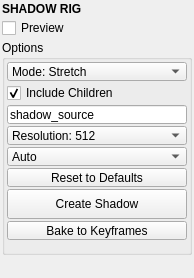
The window that mayatk/rig_utils/shadow_rig.ui (m3trik/mayatk) describes before a commit, drawn with Qt 5.
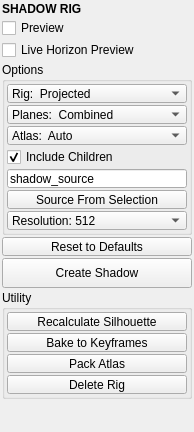
The same window after the commit. Custom widgets are drawn as their Qt base class.

Commit message: RenderEffects, Key Stash, the projected/horizon shadow rig with live preview, exporter progress with an in-place check override and bake-range dial; scratch-export bracket; runner closes stdin

The edit to the form file:
```diff
--- a/mayatk/rig_utils/shadow_rig.ui
+++ b/mayatk/rig_utils/shadow_rig.ui
@@ -7,7 +7,7 @@
     <x>0</x>
     <y>0</y>
     <width>194</width>
-    <height>265</height>
+    <height>300</height>
    </rect>
   </property>
   <property name="windowTitle">
@@ -50,6 +50,13 @@
       </property>
      </widget>
     </item>
+    <item>
+     <widget class="QCheckBox" name="chk_horizon_preview">
+      <property name="text">
+       <string>Live Horizon Preview</string>
+      </property>
+     </widget>
+    </item>
     <item>
      <widget class="QGroupBox" name="groupBox">
       <property name="sizePolicy">
@@ -78,7 +85,7 @@
         <number>2</number>
        </property>
        <item>
-        <widget class="QComboBox" name="cmb_mode">
+        <widget class="ComboBox" name="cmb_type">
          <property name="minimumSize">
           <size>
            <width>0</width>
@@ -91,14 +98,80 @@
            <height>19</height>
           </size>
          </property>
+         <property name="currentIndex">
+          <number>0</number>
+         </property>
          <item>
           <property name="text">
-           <string>Mode: Stretch</string>
+           <string>Rig:  Projected</string>
           </property>
          </item>
          <item>
           <property name="text">
-           <string>Mode: Orbit</string>
+           <string>Rig:  Horizon</string>
+          </property>
+         </item>
+        </widget>
+       </item>
+       <item>
+        <widget class="ComboBox" name="cmb_planes">
+         <property name="minimumSize">
+          <size>
+           <width>0</width>
+           <height>19</height>
+          </size>
+         </property>
+         <property name="maximumSize">
+          <size>
+           <width>16777215</width>
+           <height>19</height>
+          </size>
+         </property>
+         <property name="currentIndex">
+          <number>0</number>
+         </property>
+         <item>
+          <property name="text">
+           <string>Planes:  Combined</string>
+          </property>
+         </item>
+         <item>
+          <property name="text">
+           <string>Planes:  Per object</string>
+          </property>
+         </item>
+        </widget>
+       </item>
+       <item>
+        <widget class="ComboBox" name="cmb_atlas">
+         <property name="minimumSize">
+          <size>
+           <width>0</width>
+           <height>19</height>
+          </size>
+         </property>
+         <property name="maximumSize">
+          <size>
+           <width>16777215</width>
+           <height>19</height>
+          </size>
+         </property>
+         <property name="currentIndex">
+          <number>0</number>
+         </property>
+         <item>
+          <property name="text">
+           <string>Atlas:  Auto</string>
+          </property>
+         </item>
+         <item>
+          <property name="text">
+           <string>Atlas:  Off</string>
+          </property>
+         </item>
+         <item>
+          <property name="text">
+           <string>Atlas:  On</string>
           </property>
          </item>
         </widget>
@@ -131,7 +204,26 @@
           <string>shadow_source</string>
          </property>
          <property name="placeholderText">
-          <string>Source Name</string>
+          <string>Source Name(s)</string>
+         </property>
+        </widget>
+       </item>
+       <item>
+        <widget class="QPushButton" name="b004">
+         <property name="minimumSize">
+          <size>
+           <width>0</width>
+           <height>19</height>
+          </size>
+         </property>
+         <property name="maximumSize">
+          <size>
+           <width>16777215</width>
+           <height>19</height>
+          </size>
+         </property>
+         <property name="text">
+          <string>Source From Selection</string>
          </property>
         </widget>
        </item>
@@ -189,40 +281,7 @@
          </item>
         </widget>
        </item>
-       <item>
-        <widget class="QComboBox" name="cmb000">
-         <property name="minimumSize">
-          <size>
-           <width>0</width>
-           <height>19</height>
-          </size>
-         </property>
-         <property name="maximumSize">
-          <size>
-           <width>16777215</width>
-           <height>19</height>
-          </size>
-         </property>
-         <item>
-          <property name="text">
-           <string>Auto</string>
-          </property>
-         </item>
-         <item>
-          <property name="text">
-           <string>X (Side)</string>
-          </property>
-         </item>
-         <item>
-          <property name="text">
-           <string>Y (Top)</string>
-          </property>
-         </item>
-         <item>
-          <property name="text">
-           <string>Z (Front)</string>
-          </property>
-         </item>
+      </layout>
         </widget>
        </item>
        <item>
@@ -270,7 +329,56 @@
         </widget>
        </item>
        <item>
-        <widget class="QPushButton" name="b002">
+     <widget class="CollapsableGroup" name="groupBox_utility">
+      <property name="sizePolicy">
+       <sizepolicy hsizetype="Preferred" vsizetype="Fixed">
+        <horstretch>0</horstretch>
+        <verstretch>0</verstretch>
+       </sizepolicy>
+      </property>
+      <property name="title">
+       <string>Utility</string>
+      </property>
+      <property name="checked">
+       <bool>false</bool>
+      </property>
+      <layout class="QVBoxLayout" name="verticalLayout_3">
+       <property name="spacing">
+        <number>2</number>
+       </property>
+       <property name="leftMargin">
+        <number>2</number>
+       </property>
+       <property name="topMargin">
+        <number>2</number>
+       </property>
+       <property name="rightMargin">
+        <number>2</number>
+       </property>
+       <property name="bottomMargin">
+        <number>2</number>
+       </property>
+       <item>
+        <widget class="PushButton" name="b003">
+         <property name="minimumSize">
+          <size>
+           <width>0</width>
+           <height>19</height>
+          </size>
+         </property>
+         <property name="maximumSize">
+          <size>
+           <width>16777215</width>
+           <height>19</height>
+          </size>
+         </property>
+         <property name="text">
+          <string>Recalculate Silhouette</string>
+         </property>
+        </widget>
+       </item>
+       <item>
+        <widget class="PushButton" name="b002">
          <property name="minimumSize">
           <size>
            <width>0</width>
@@ -289,6 +397,47 @@
         </widget>
        </item>
        <item>
+        <widget class="QPushButton" name="b010">
+         <property name="minimumSize">
+          <size>
+           <width>0</width>
+           <height>19</height>
+          </size>
+         </property>
+         <property name="maximumSize">
+          <size>
+           <width>16777215</width>
+           <height>19</height>
+          </size>
+         </property>
+         <property name="text">
+          <string>Pack Atlas</string>
+         </property>
+        </widget>
+       </item>
+       <item>
+        <widget class="QPushButton" name="b009">
+         <property name="minimumSize">
+          <size>
+           <width>0</width>
+           <height>19</height>
+          </size>
+         </property>
+         <property name="maximumSize">
+          <size>
+           <width>16777215</width>
+           <height>19</height>
+          </size>
+         </property>
+         <property name="text">
+          <string>Delete Rig</string>
+         </property>
+        </widget>
+       </item>
+      </layout>
+     </widget>
+    </item>
+    <item>
         <spacer name="verticalSpacer">
          <property name="orientation">
           <enum>Qt::Vertical</enum>
@@ -304,9 +453,6 @@
          </property>
         </spacer>
        </item>
-      </layout>
-     </widget>
-    </item>
     <item>
      <widget class="Footer" name="footer" native="true">
       <property name="minimumSize">
@@ -337,6 +483,22 @@
    <extends>QLabel</extends>
    <header>uitk.widgets.header.Header.h</header>
   </customwidget>
+  <customwidget>
+   <class>CollapsableGroup</class>
+   <extends>QGroupBox</extends>
+   <header>uitk.widgets.collapsableGroup.CollapsableGroup.h</header>
+   <container>1</container>
+  </customwidget>
+  <customwidget>
+   <class>PushButton</class>
+   <extends>QPushButton</extends>
+   <header>uitk.widgets.pushButton</header>
+  </customwidget>
+  <customwidget>
+   <class>ComboBox</class>
+   <extends>QComboBox</extends>
+   <header>uitk.widgets.comboBox.ComboBox.h</header>
+  </customwidget>
  </customwidgets>
  <resources/>
  <connections/>
```
Lines whose indentation alone changed are shown as unchanged. The commit also changes 97 other files.
